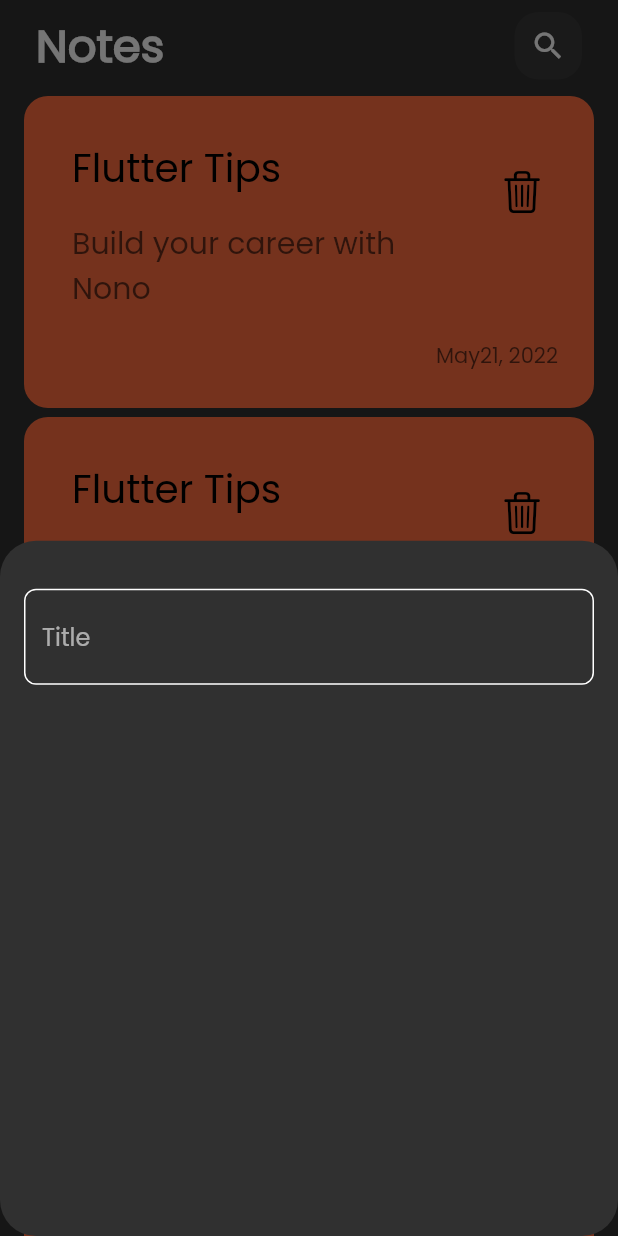
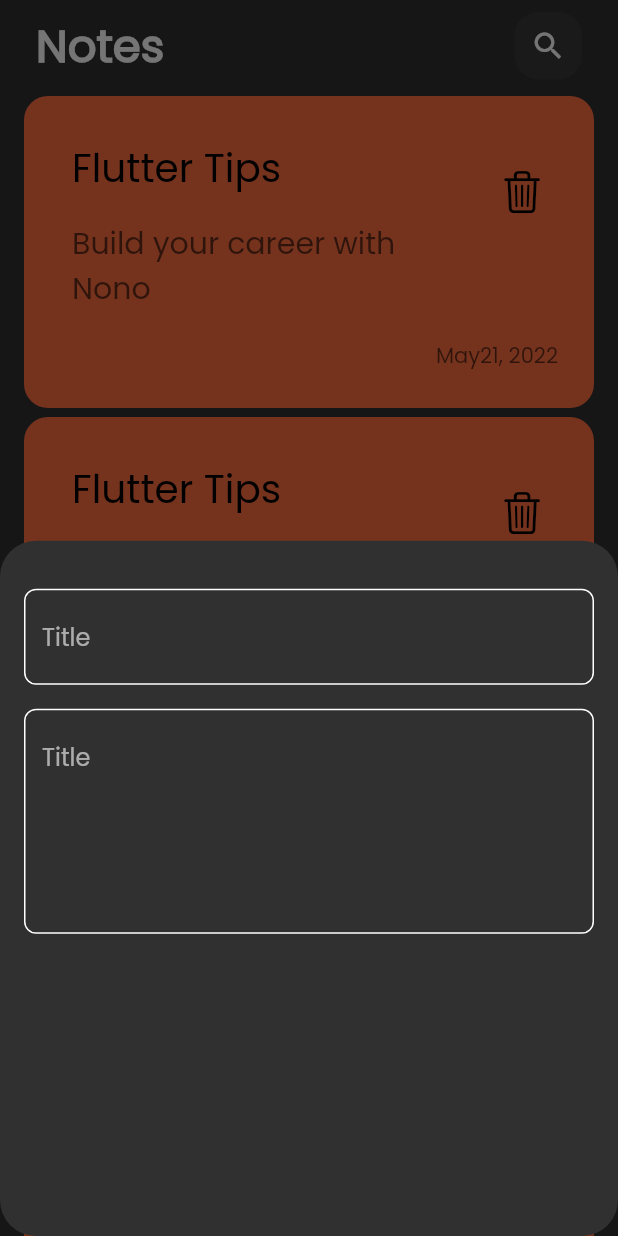
Before and after one commit to Norhan-127/notesApp, a Flutter app: the screen it shows after launch, after a tap on an icon or button, on a phone screen of 412 x 824 dp. Run offline on Flutter 3.47's test engine with Material 2 defaults, Android fonts, the phone set to English and light mode, and no system bars.

Commit message:
add fields to bottom sheet

```diff
--- a/lib/views/widgets/add_note_bottom_sheet.dart
+++ b/lib/views/widgets/add_note_bottom_sheet.dart
@@ -9,9 +9,11 @@ class AddNoteBottomSheet extends StatelessWidget {
     return Padding(
       padding: const EdgeInsets.symmetric(horizontal: 16),
       child: Column(
-        children: const [
+        children:  const [
           SizedBox(height: 32,),
-          CustomTextField(),
+          CustomTextField(hint: 'Title',),
+          SizedBox(height: 16,),
+          CustomTextField(hint: 'Content',maxLines: 5,),
         ],
       ),
     );
--- a/lib/views/widgets/custom_text_field.dart
+++ b/lib/views/widgets/custom_text_field.dart
@@ -1,11 +1,13 @@
 import 'package:flutter/material.dart';
 
 class CustomTextField extends StatelessWidget {
-  const CustomTextField({Key? key}) : super(key: key);
-
+  const CustomTextField({Key? key,required this.hint,this.maxLines=1}) : super(key: key);
+  final String hint;
+  final int maxLines;
   @override
   Widget build(BuildContext context) {
     return  TextField(
+      maxLines: maxLines,
       cursorColor: Colors.green,
       decoration: InputDecoration(
         hintText: 'Title',
```
